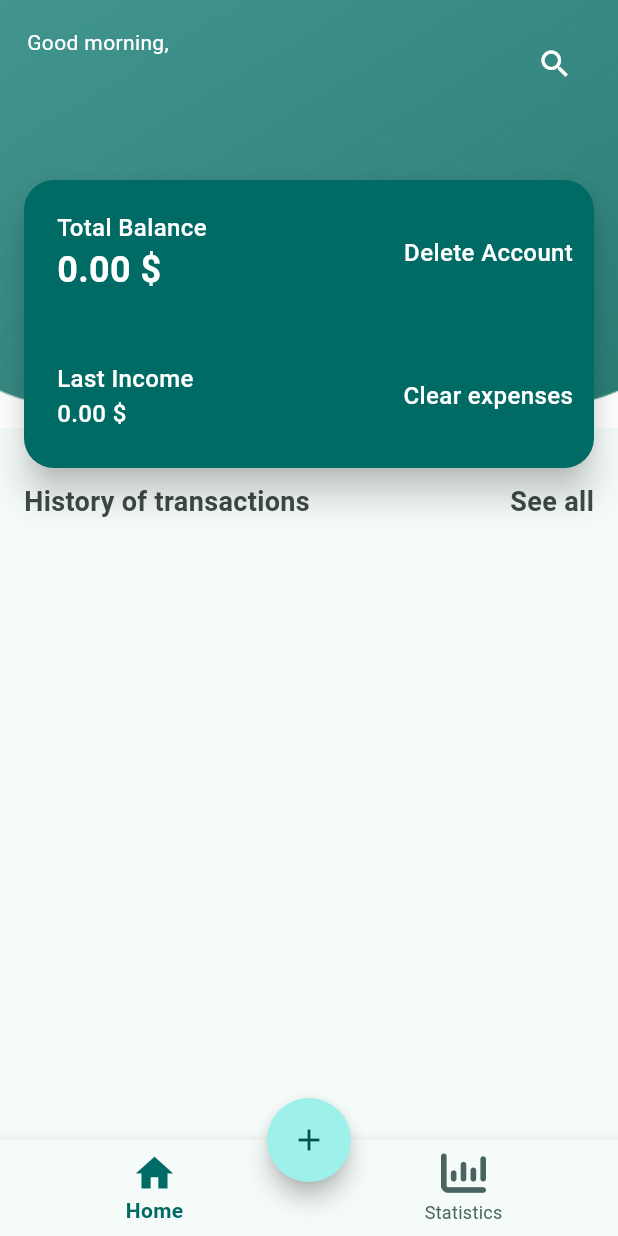
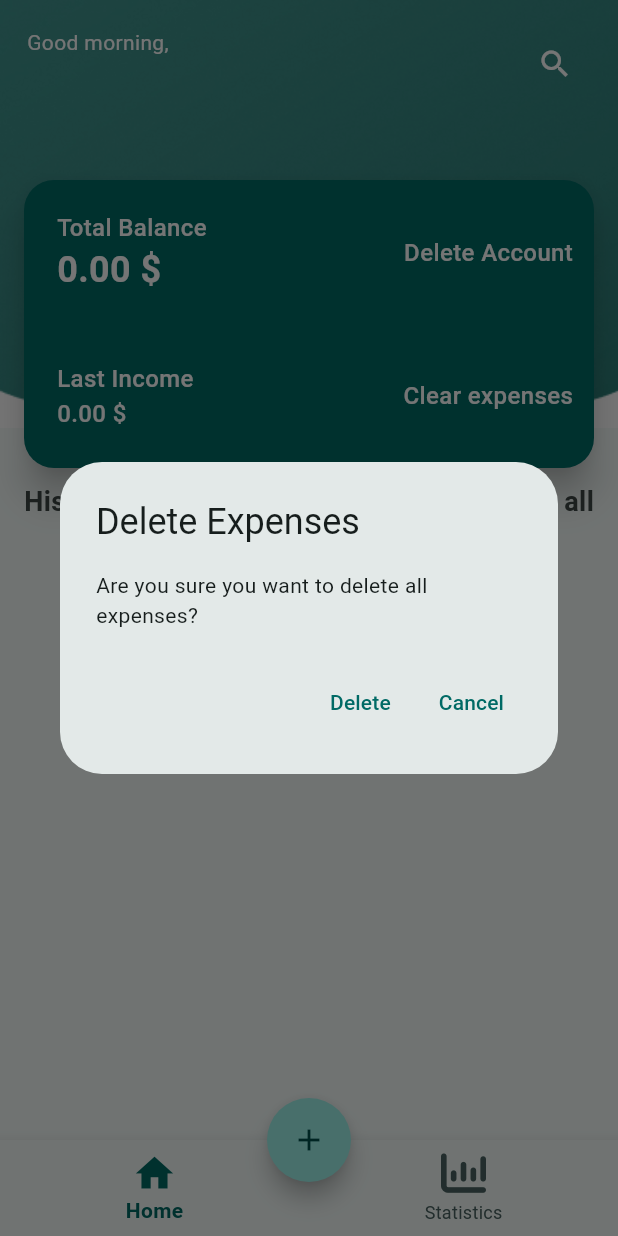
Before and after one commit to MoEhab74/expense_tracker, a Flutter app: the screen it shows once a user with an empty profile is signed in, after a tap on "Clear expenses", on a phone screen of 412 x 824 dp. Run offline on Flutter 3.47's test engine with Material 3 defaults, Android fonts, the phone set to English and light mode, and no system bars; our stand-ins replace firebase_auth, firebase_core, fl_chart, flutter_bloc, flutter_native_splash, font_awesome_flutter and 3 more; accounts and stored records are empty.

Commit message:
Finish pie chart statistics

```diff
--- a/lib/cubits/expenses_cubit/expenses_cubit.dart
+++ b/lib/cubits/expenses_cubit/expenses_cubit.dart
@@ -33,9 +33,12 @@ class ExpensesCubit extends Cubit<ExpensesState> {
   }
 
   // Clear all expenses method
-  void clearAllExpenses() {
+  void clearAllExpenses() async {
     expenses?.clear();
     // Return an empty list of expenses
+    var userExpenses = Hive.box<Expense>('user_expenses');
+    await userExpenses.clear();
+    expenses = [];
     emit(ExpensesLoadedSuccessfully(expenses!));
   }
 
@@ -64,6 +67,7 @@ class ExpensesCubit extends Cubit<ExpensesState> {
     if (expenses == null) return 0;
     totalExpenses = expenses!.fold(
       0,
+      // total is the start ===> 0
       (total, expense) => total + expense.amount,
     );
     return totalExpenses;
@@ -82,10 +86,12 @@ class ExpensesCubit extends Cubit<ExpensesState> {
     if (expenses == null) return {};
     Map<String, double> totalAmountByCategory = {};
     for (var expense in expenses!) {
+      // if the current category exists in the totalAmountByCategory map ===> update the value
       if (totalAmountByCategory.containsKey(expense.category)) {
         totalAmountByCategory[expense.category!] =
             totalAmountByCategory[expense.category!]! + expense.amount;
-      } else {
+      } // if the current category not exists in the totalAmountByCategory map ===> add it as a key with it's value
+      else {
         totalAmountByCategory[expense.category!] = expense.amount;
       }
     }
--- a/lib/main.dart
+++ b/lib/main.dart
@@ -84,6 +84,7 @@ import 'dart:developer';
 import 'package:expense_tracker/auth/auth_page.dart';
 import 'package:expense_tracker/auth/login_page.dart';
 import 'package:expense_tracker/auth/signup_page.dart';
+import 'package:expense_tracker/cubits/add_expense_cubit/add_expense_cubit.dart';
 import 'package:expense_tracker/cubits/expenses_cubit/expenses_cubit.dart';
 import 'package:expense_tracker/firebase_options.dart';
 import 'package:expense_tracker/helper/simple_observer.dart';
@@ -136,8 +137,11 @@ class _MyAppState extends State<MyApp> {
 
   @override
   Widget build(BuildContext context) {
-    return BlocProvider(
-      create: (context) => ExpensesCubit(),
+    return MultiBlocProvider(
+      providers: [
+        BlocProvider(create: (context) => ExpensesCubit()),
+        BlocProvider(create: (context) => AddExpenseCubit())
+      ],
       child: MaterialApp(
         routes: {
           HomeView.homeRoute: (context) => HomeView(),
--- a/lib/views/statistics_view.dart
+++ b/lib/views/statistics_view.dart
@@ -1,4 +1,5 @@
 import 'package:expense_tracker/cubits/add_expense_cubit/add_expense_cubit.dart';
+import 'package:expense_tracker/cubits/add_expense_cubit/add_expense_states.dart';
 import 'package:expense_tracker/cubits/expenses_cubit/expenses_cubit.dart';
 import 'package:expense_tracker/widgets/statistics_view_body.dart';
 import 'package:flutter/material.dart';
@@ -16,16 +17,27 @@ class _StatisticsViewState extends State<StatisticsView> {
 
   @override
   Widget build(BuildContext context) {
-    final dataMap = context.read<ExpensesCubit>().getTotalAmountByCategory();
-    return BlocProvider(
-      create: (context) => AddExpenseCubit(),
-      child: Scaffold(
+    // bloc provider removed
+    return BlocBuilder<AddExpenseCubit, AddExpenseState>(
+      builder: (context, state) {
+        final dataMap = context
+            .read<ExpensesCubit>()
+            .getTotalAmountByCategory();
+        return state is AddExpenseSuccess
+            ? Scaffold(
                 backgroundColor: Theme.of(context).colorScheme.surface,
                 body: Padding(
                   padding: const EdgeInsets.all(16.0),
                   child: StatisticsViewBody(dataMap: dataMap),
                 ),
+              )
+            : Center(
+                child: Text(
+                  'Add expenses to view statistics',
+                  style: TextStyle(fontSize: 24),
                 ),
+              );
+      },
     );
   }
 }
--- a/lib/widgets/add_expense_bottom_sheet.dart
+++ b/lib/widgets/add_expense_bottom_sheet.dart
@@ -14,9 +14,8 @@ class AddExpenseBottomSheet extends StatelessWidget {
 
   @override
   Widget build(BuildContext context) {
-    return BlocProvider(
-      create: (context) => AddExpenseCubit(),
-      child: BlocConsumer<AddExpenseCubit, AddExpenseState>(
+    // bloc provider removed
+    return BlocConsumer<AddExpenseCubit, AddExpenseState>(
       listener: (context, state) {
         if(state is AddExpenseLoading){
           loadingIndicator(context, message: 'Adding expense...');
@@ -47,7 +46,6 @@ class AddExpenseBottomSheet extends StatelessWidget {
           child: SingleChildScrollView(child: const AddExpenseForm()),
         );
       },
-      ),
     );
   }
 }
--- a/lib/widgets/balance_card.dart
+++ b/lib/widgets/balance_card.dart
@@ -69,8 +69,7 @@ class BalanceCard extends StatelessWidget {
                     GestureDetector(
                       onTap: () {
                         // Clear expenses action
-                        context.read<ExpensesCubit>().clearAllExpenses();
-                        // context.read<ExpensesCubit>().fetchAllExpenses();
+                        clearExpensesDialog(context);
                       },
                       child: Text(
                         'Clear expenses',
@@ -100,9 +99,37 @@ class BalanceCard extends StatelessWidget {
           content: Text('Are you sure you want to delete your account?'),
           actions: [
             TextButton(
+              onPressed: () async {
+                // Handle account deletion
+                await FirebaseAuth.instance.currentUser!.delete();
+                Navigator.of(context).pop();
+              },
+              child: Text('Delete'),
+            ),
+            TextButton(
+              onPressed: () {
+                Navigator.of(context).pop();
+              },
+              child: Text('Cancel'),
+            ),
+          ],
+        );
+      },
+    );
+  }
+
+  void clearExpensesDialog(BuildContext context) {
+    showDialog(
+      context: context,
+      builder: (context) {
+        return AlertDialog(
+          title: Text('Delete Expenses'),
+          content: Text('Are you sure you want to delete all expenses?'),
+          actions: [
+            TextButton(
               onPressed: () {
                 // Handle account deletion
-                FirebaseAuth.instance.currentUser!.delete();
+                context.read<ExpensesCubit>().clearAllExpenses();
                 Navigator.of(context).pop();
               },
               child: Text('Delete'),
--- a/lib/widgets/edit_expense_body.dart
+++ b/lib/widgets/edit_expense_body.dart
@@ -21,7 +21,8 @@ class _EditExpenseBodyState extends State<EditExpenseBody> {
   final TextEditingController _categoryController = TextEditingController();
   @override
   Widget build(BuildContext context) {
-    return Padding(
+    return SingleChildScrollView(
+      child: Padding(
         padding: const EdgeInsets.only(left: 16, right: 16, top: 16),
         child: Column(
           children: [
@@ -60,6 +61,7 @@ class _EditExpenseBodyState extends State<EditExpenseBody> {
             ),
           ],
         ),
+      ),
     );
   }
 
```
Also changed, not shown: lib/widgets/statistics_view_body.dart (+57 -20 lines). Lines whose indentation alone changed are shown as unchanged.
